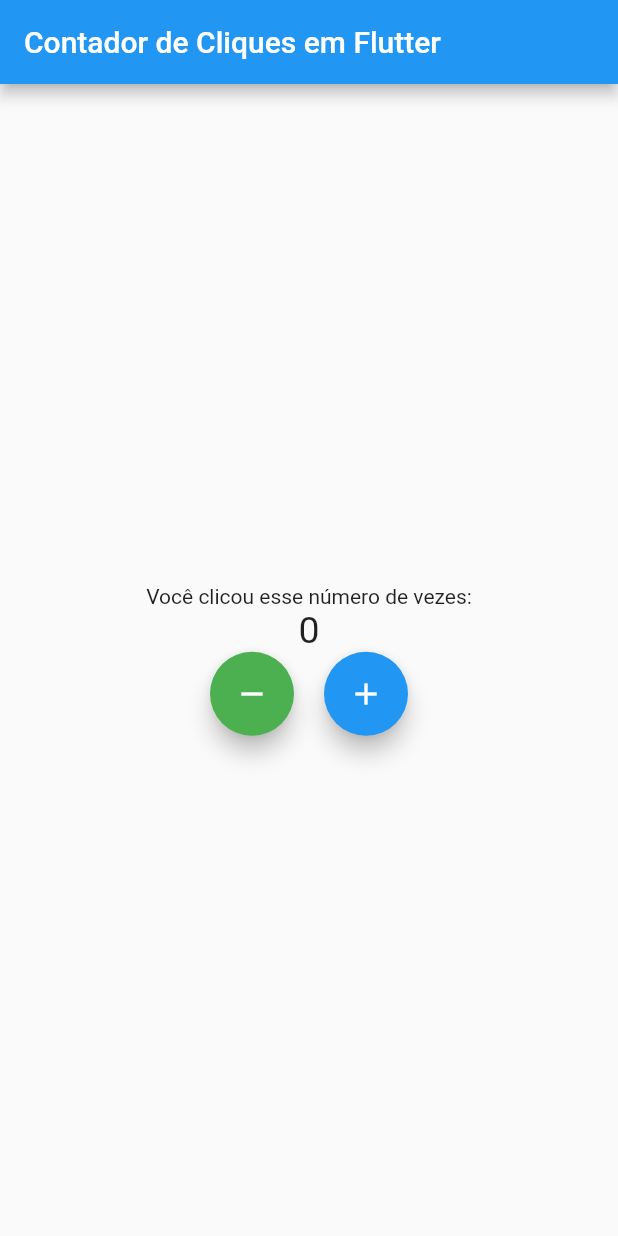
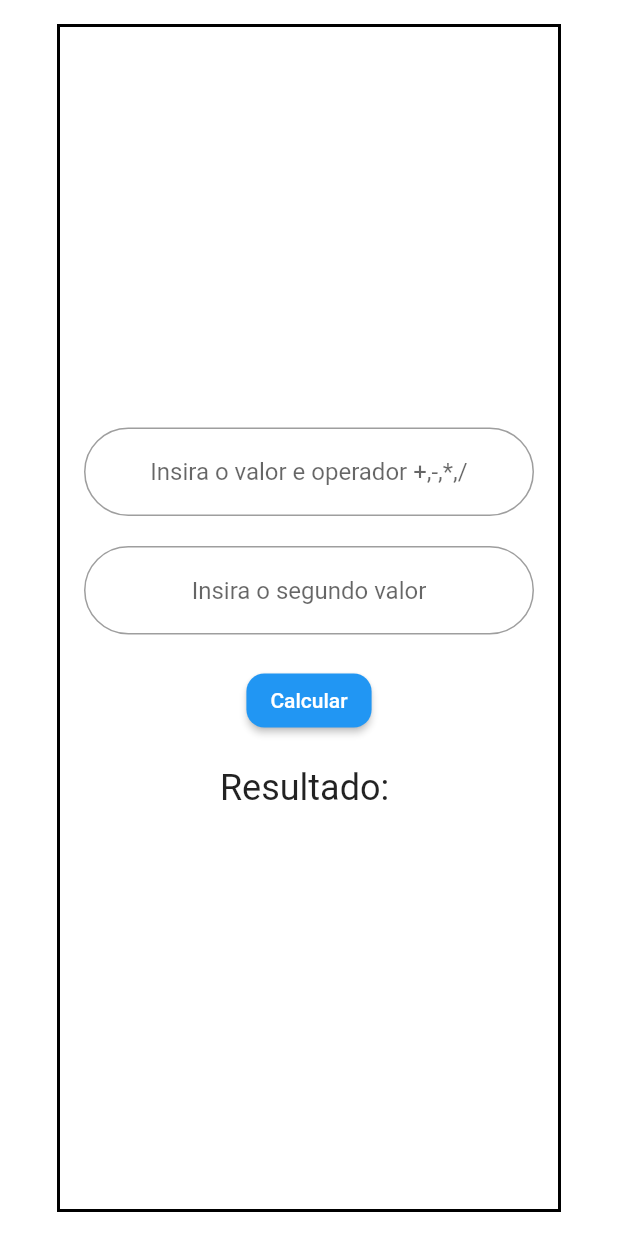
Before and after one commit to ascintra/CPMOBILE-SEGUNDO-SEMESTRE, a Flutter app: the screen it shows after launch, on a phone screen of 412 x 824 dp. Run offline on Flutter 3.47's test engine with Material 2 defaults, Android fonts, the phone set to English and light mode, and no system bars.

Commit message:
Update main.dart

```diff
--- a/multiplicador/lib/main.dart
+++ b/multiplicador/lib/main.dart
@@ -1,81 +1,122 @@
 import 'package:flutter/material.dart';
 
-void main() => runApp(const MeuApp());
+void main() {
+  runApp(MeuApp());
+}
 
 class MeuApp extends StatelessWidget {
-  const MeuApp({super.key});
-  static const String _titulo = 'Contador de Cliques';
-
   @override
   Widget build(BuildContext context) {
     return MaterialApp(
-      title: _titulo,
-      theme: ThemeData(
-        primarySwatch: Colors.blue,
+      home: Scaffold(
+        backgroundColor: Colors.white,
+        body: Padding(
+          padding: const EdgeInsets.all(16.0),
+          child: Calculadora(),
+        ),
       ),
-      home: const MinhaPaginaInicial(),
     );
   }
 }
 
-class MinhaPaginaInicial extends StatefulWidget {
-  const MinhaPaginaInicial({super.key});
-
+class Calculadora extends StatefulWidget {
   @override
-  _EstadoMinhaPaginaInicial createState() => _EstadoMinhaPaginaInicial();
+  _EstadoCalculadora createState() => _EstadoCalculadora();
 }
 
-class _EstadoMinhaPaginaInicial extends State<MinhaPaginaInicial> {
-  int _contador = 0;
+class _EstadoCalculadora extends State<Calculadora> {
+  TextEditingController controlador1 = TextEditingController();
+  TextEditingController controlador2 = TextEditingController();
+  String resultado = "";
 
-  void _incrementarContador() {
+  void calcular() {
     setState(() {
-      _contador++;
-    });
-  }
+      try {
+        double num2 = double.parse(controlador2.text);
+        String operacao = controlador1.text.trim();
+        double num1 = double.parse(operacao.substring(0, operacao.length - 1));
+        String operador = operacao.substring(operacao.length - 1);
 
-  void _decrementarContador() {
-    setState(() {
-      if (_contador > 0) {
-        // Verificando se o contador é maior que zero
-        _contador--;
+        switch (operador) {
+          case '+':
+            resultado = (num1 + num2).toString();
+            break;
+          case '-':
+            resultado = (num1 - num2).toString();
+            break;
+          case '*':
+            resultado = (num1 * num2).toString();
+            break;
+          case '/':
+            if (num2 != 0) {
+              resultado = (num1 / num2).toString();
+            } else {
+              resultado = "Divisão por zero";
+            }
+            break;
+          default:
+            resultado = "Operador inválido";
+        }
+      } catch (e) {
+        resultado = "Expressão inválida";
       }
     });
   }
 
   @override
   Widget build(BuildContext context) {
-    return Scaffold(
-      appBar: AppBar(
-        title: const Text('Contador de Cliques em Flutter'),
-      ),
-      body: Center(
+    return Center(
+      child: Container(
+        padding: EdgeInsets.all(16),
+        decoration: BoxDecoration(
+          border: Border.all(color: Colors.black, width: 2),
+        ),
         child: Column(
           mainAxisAlignment: MainAxisAlignment.center,
-          children: <Widget>[
-            const Text(
-              'Você clicou esse número de vezes:',
+          children: [
+            Container(
+              width: 300,
+              child: TextField(
+                controller: controlador1,
+                textAlign: TextAlign.center,
+                decoration: InputDecoration(
+                  hintText: 'Insira o valor e operador +,-,*,/',
+                  border: OutlineInputBorder(
+                    borderRadius: BorderRadius.circular(50),
+                  ),
+                ),
+              ),
             ),
+            SizedBox(height: 20),
+            Container(
+              width: 300,
+              child: TextField(
+                controller: controlador2,
+                textAlign: TextAlign.center,
+                decoration: InputDecoration(
+                  hintText: 'Insira o segundo valor',
+                  border: OutlineInputBorder(
+                    borderRadius: BorderRadius.circular(50),
+                  ),
+                ),
+              ),
+            ),
+            SizedBox(height: 20),
+            ElevatedButton(
+              onPressed: calcular,
+              style: ElevatedButton.styleFrom(
+                primary: Colors.blue,
+                onPrimary: Colors.white,
+                shape: RoundedRectangleBorder(
+                  borderRadius: BorderRadius.circular(12),
+                ),
+              ),
+              child: Text('Calcular'),
+            ),
+            SizedBox(height: 20),
             Text(
-              '$_contador',
-              style: const TextStyle(fontSize: 25),
-            ),
-            Row(
-              mainAxisAlignment: MainAxisAlignment.center,
-              children: [
-                FloatingActionButton(
-                  onPressed: _decrementarContador,
-                  tooltip: 'Decrementar',
-                  backgroundColor: Colors.green,
-                  child: const Icon(Icons.remove),
-                ),
-                SizedBox(width: 20), // Espaço entre os botões
-                FloatingActionButton(
-                  onPressed: _incrementarContador,
-                  tooltip: 'Incrementar',
-                  child: const Icon(Icons.add),
-                ),
-              ],
+              'Resultado: $resultado',
+              style: TextStyle(fontSize: 24),
             ),
           ],
         ),
```
